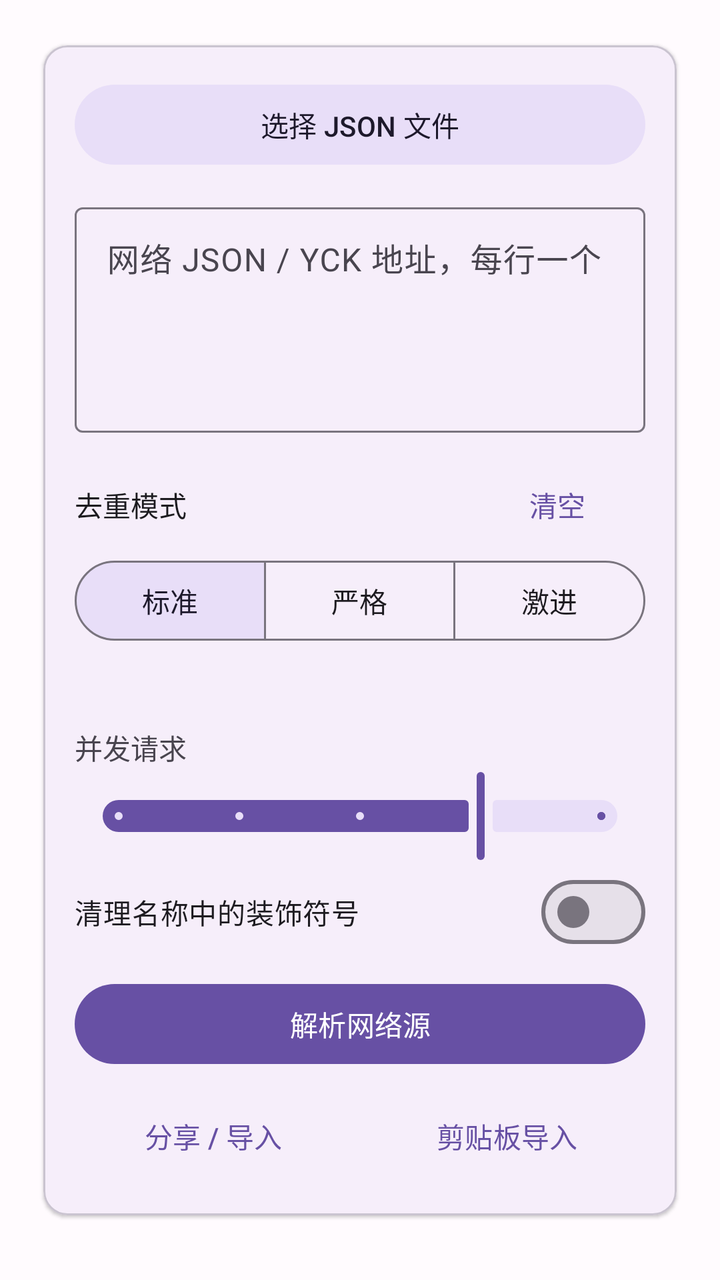
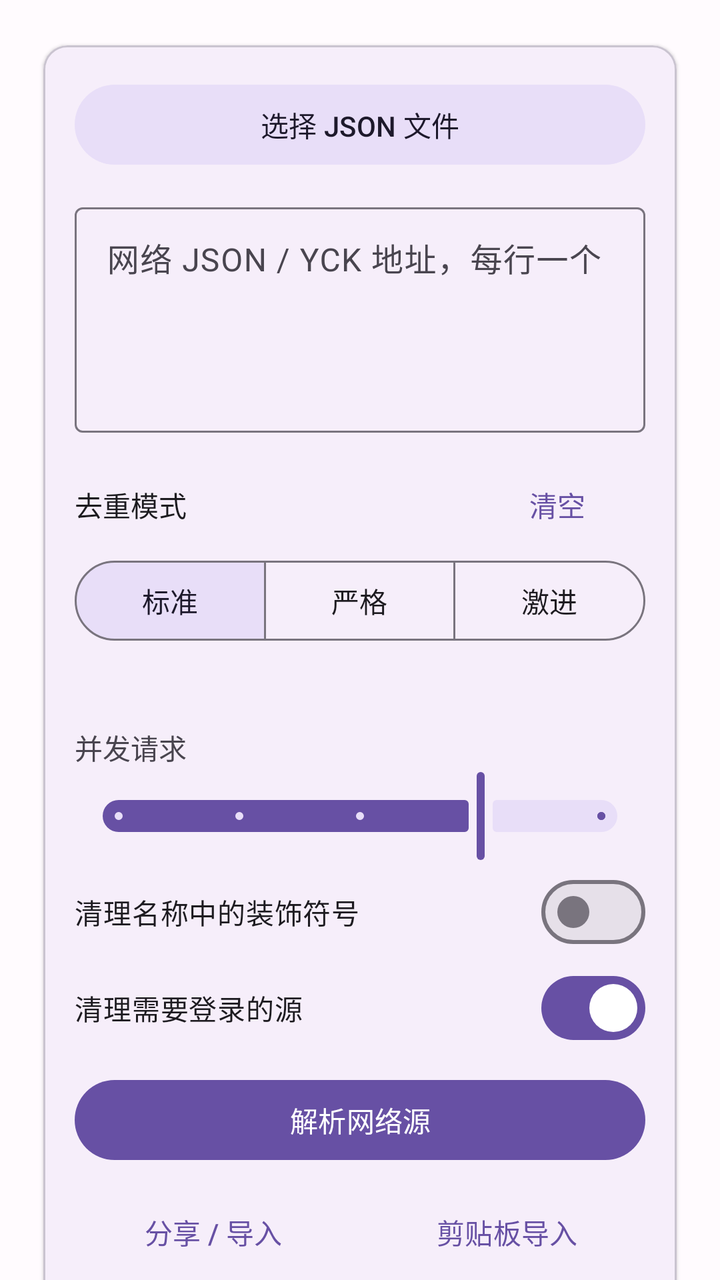

Compare the two renders of this Android layout. The source of the first and the diff that turns it into the second are given below.
<!-- AndroidManifest.xml: application theme Theme.YueduDedupe -->
<!-- res/layout/page_dedupe.xml -->
<?xml version="1.0" encoding="utf-8"?>
<androidx.core.widget.NestedScrollView xmlns:android="http://schemas.android.com/apk/res/android"
    xmlns:app="http://schemas.android.com/apk/res-auto"
    android:layout_width="match_parent"
    android:layout_height="match_parent"
    android:fillViewport="true">

    <LinearLayout
        android:layout_width="match_parent"
        android:layout_height="wrap_content"
        android:orientation="vertical"
        android:padding="16dp">

        <com.google.android.material.card.MaterialCardView
            android:layout_width="match_parent"
            android:layout_height="wrap_content"
            app:cardElevation="1dp"
            app:cardUseCompatPadding="true">

            <LinearLayout
                android:layout_width="match_parent"
                android:layout_height="wrap_content"
                android:orientation="vertical"
                android:padding="16dp">

                <com.google.android.material.button.MaterialButton
                    android:id="@+id/btnChooseJson"
                    style="@style/Widget.Material3.Button.TonalButton"
                    android:layout_width="match_parent"
                    android:layout_height="wrap_content"
                    android:text="@string/choose_json" />

                <TextView
                    android:id="@+id/tvLocalStatus"
                    android:layout_width="match_parent"
                    android:layout_height="wrap_content"
                    android:layout_marginTop="8dp"
                    android:textColor="@color/md_theme_success"
                    android:visibility="gone" />

                <com.google.android.material.button.MaterialButton
                    android:id="@+id/btnUrlHistory"
                    style="@style/Widget.Material3.Button.TextButton"
                    android:layout_width="wrap_content"
                    android:layout_height="wrap_content"
                    android:layout_gravity="end"
                    android:layout_marginTop="4dp"
                    android:text="历史地址"
                    android:visibility="gone" />

                <com.google.android.material.textfield.TextInputLayout
                    android:layout_width="match_parent"
                    android:layout_height="wrap_content"
                    android:layout_marginTop="12dp"
                    android:hint="网络 JSON / YCK 地址，每行一个">

                    <com.google.android.material.textfield.TextInputEditText
                        android:id="@+id/etUrls"
                        android:layout_width="match_parent"
                        android:layout_height="wrap_content"
                        android:gravity="top"
                        android:minLines="4"
                        android:inputType="textMultiLine" />
                </com.google.android.material.textfield.TextInputLayout>

                <LinearLayout
                    android:layout_width="match_parent"
                    android:layout_height="wrap_content"
                    android:layout_marginTop="12dp"
                    android:gravity="center_vertical"
                    android:orientation="horizontal">

                    <TextView
                        android:layout_width="0dp"
                        android:layout_height="wrap_content"
                        android:layout_weight="1"
                        android:text="去重模式"
                        android:textColor="@color/md_theme_on_surface" />

                    <com.google.android.material.button.MaterialButton
                        android:id="@+id/btnClear"
                        style="@style/Widget.Material3.Button.TextButton"
                        android:layout_width="wrap_content"
                        android:layout_height="wrap_content"
                        android:text="@string/clear_all" />
                </LinearLayout>

                <com.google.android.material.button.MaterialButtonToggleGroup
                    android:id="@+id/modeGroup"
                    android:layout_width="match_parent"
                    android:layout_height="wrap_content"
                    app:checkedButton="@+id/modeStandard"
                    app:selectionRequired="true"
                    app:singleSelection="true">

                    <com.google.android.material.button.MaterialButton
                        android:id="@+id/modeStandard"
                        style="@style/Widget.Material3.Button.OutlinedButton"
                        android:layout_width="0dp"
                        android:layout_height="wrap_content"
                        android:layout_weight="1"
                        android:text="标准" />

                    <com.google.android.material.button.MaterialButton
                        android:id="@+id/modeStrict"
                        style="@style/Widget.Material3.Button.OutlinedButton"
                        android:layout_width="0dp"
                        android:layout_height="wrap_content"
                        android:layout_weight="1"
                        android:text="严格" />

                    <com.google.android.material.button.MaterialButton
                        android:id="@+id/modeAggressive"
                        style="@style/Widget.Material3.Button.OutlinedButton"
                        android:layout_width="0dp"
                        android:layout_height="wrap_content"
                        android:layout_weight="1"
                        android:text="激进" />
                </com.google.android.material.button.MaterialButtonToggleGroup>

                <TextView
                    android:id="@+id/tvModeDesc"
                    android:layout_width="match_parent"
                    android:layout_height="wrap_content"
                    android:layout_marginTop="8dp"
                    android:textColor="@color/md_theme_outline" />

                <TextView
                    android:layout_width="match_parent"
                    android:layout_height="wrap_content"
                    android:layout_marginTop="12dp"
                    android:text="并发请求" />

                <com.google.android.material.slider.Slider
                    android:id="@+id/sliderConcurrency"
                    android:layout_width="match_parent"
                    android:layout_height="wrap_content"
                    android:valueFrom="1"
                    android:valueTo="5"
                    android:stepSize="1"
                    android:value="4" />

                <com.google.android.material.materialswitch.MaterialSwitch
                    android:id="@+id/switchCleanNames"
                    android:layout_width="match_parent"
                    android:layout_height="wrap_content"
                    android:text="清理名称中的装饰符号" />

                <com.google.android.material.button.MaterialButton
                    android:id="@+id/btnParse"
                    android:layout_width="match_parent"
                    android:layout_height="wrap_content"
                    android:layout_marginTop="8dp"
                    android:text="@string/parse_network" />

                <LinearLayout
                    android:id="@+id/rowShareImport"
                    android:layout_width="match_parent"
                    android:layout_height="wrap_content"
                    android:layout_marginTop="8dp"
                    android:orientation="horizontal">

                    <com.google.android.material.button.MaterialButton
                        android:id="@+id/btnShare"
                        style="@style/Widget.Material3.Button.TextButton"
                        android:layout_width="0dp"
                        android:layout_height="wrap_content"
                        android:layout_weight="1"
                        android:layout_marginEnd="4dp"
                        android:text="分享 / 导入" />

                    <com.google.android.material.button.MaterialButton
                        android:id="@+id/btnPasteImport"
                        style="@style/Widget.Material3.Button.TextButton"
                        android:layout_width="0dp"
                        android:layout_height="wrap_content"
                        android:layout_weight="1"
                        android:layout_marginStart="4dp"
                        android:text="剪贴板导入" />
                </LinearLayout>
            </LinearLayout>
        </com.google.android.material.card.MaterialCardView>

        <com.google.android.material.card.MaterialCardView
            android:id="@+id/cardRunning"
            android:layout_width="match_parent"
            android:layout_height="wrap_content"
            android:visibility="gone"
            app:cardUseCompatPadding="true">

            <LinearLayout
                android:layout_width="match_parent"
                android:layout_height="wrap_content"
                android:orientation="vertical"
                android:padding="16dp">

                <TextView
                    android:id="@+id/tvProgress"
                    android:layout_width="match_parent"
                    android:layout_height="wrap_content"
                    android:text="等待开始" />

                <com.google.android.material.progressindicator.LinearProgressIndicator
                    android:id="@+id/progressBar"
                    android:layout_width="match_parent"
                    android:layout_height="wrap_content"
                    android:layout_marginTop="8dp"
                    android:indeterminate="false"
                    app:trackThickness="6dp" />

                <TextView
                    android:id="@+id/tvStatus"
                    android:layout_width="match_parent"
                    android:layout_height="wrap_content"
                    android:layout_marginTop="8dp"
                    android:textColor="@color/md_theme_outline" />

                <com.google.android.material.button.MaterialButton
                    android:id="@+id/btnStop"
                    style="@style/Widget.Material3.Button.OutlinedButton"
                    android:layout_width="match_parent"
                    android:layout_height="wrap_content"
                    android:layout_marginTop="8dp"
                    android:text="停止" />
            </LinearLayout>
        </com.google.android.material.card.MaterialCardView>

        <com.google.android.material.card.MaterialCardView
            android:id="@+id/cardResult"
            android:layout_width="match_parent"
            android:layout_height="wrap_content"
            android:visibility="gone"
            app:cardUseCompatPadding="true">

            <LinearLayout
                android:layout_width="match_parent"
                android:layout_height="wrap_content"
                android:orientation="vertical"
                android:padding="16dp">

                <TextView
                    android:id="@+id/tvStats"
                    android:layout_width="match_parent"
                    android:layout_height="wrap_content"
                    android:fontFamily="sans-serif-medium"
                    android:textColor="@color/ledger_ink"
                    android:textSize="16sp" />

                <LinearLayout
                    android:id="@+id/rowDedupeTiles"
                    android:layout_width="match_parent"
                    android:layout_height="wrap_content"
                    android:layout_marginTop="10dp"
                    android:orientation="horizontal">

                    <include
                        android:id="@+id/tileOriginal"
                        layout="@layout/item_stat_tile"
                        android:layout_width="0dp"
                        android:layout_height="wrap_content"
                        android:layout_margin="4dp"
                        android:layout_weight="1" />

                    <include
                        android:id="@+id/tileDup"
                        layout="@layout/item_stat_tile"
                        android:layout_width="0dp"
                        android:layout_height="wrap_content"
                        android:layout_margin="4dp"
                        android:layout_weight="1" />

                    <include
                        android:id="@+id/tileKept"
                        layout="@layout/item_stat_tile"
                        android:layout_width="0dp"
                        android:layout_height="wrap_content"
                        android:layout_margin="4dp"
                        android:layout_weight="1" />

                    <include
                        android:id="@+id/tileBad"
                        layout="@layout/item_stat_tile"
                        android:layout_width="0dp"
                        android:layout_height="wrap_content"
                        android:layout_margin="4dp"
                        android:layout_weight="1" />
                </LinearLayout>

                <TextView
                    android:id="@+id/tvCheckStats"
                    android:layout_width="match_parent"
                    android:layout_height="wrap_content"
                    android:layout_marginTop="12dp"
                    android:fontFamily="sans-serif-medium"
                    android:text="@string/check_result_title"
                    android:textColor="@color/ledger_ink"
                    android:textSize="13sp"
                    android:visibility="gone" />

                <com.google.android.material.textfield.TextInputLayout
                    android:id="@+id/tilCheckSearch"
                    style="@style/Widget.Material3.TextInputLayout.FilledBox"
                    android:layout_width="match_parent"
                    android:layout_height="wrap_content"
                    android:layout_marginTop="8dp"
                    android:hint="搜索名称或URL"
                    android:visibility="gone"
                    app:boxBackgroundMode="filled"
                    app:endIconMode="clear_text">

                    <com.google.android.material.textfield.TextInputEditText
                        android:id="@+id/etCheckSearch"
                        android:layout_width="match_parent"
                        android:layout_height="wrap_content"
                        android:importantForAutofill="no"
                        android:inputType="text"
                        android:maxLines="1" />
                </com.google.android.material.textfield.TextInputLayout>

                <LinearLayout
                    android:id="@+id/rowCheckTiles"
                    android:layout_width="match_parent"
                    android:layout_height="wrap_content"
                    android:layout_marginTop="4dp"
                    android:orientation="horizontal"
                    android:visibility="gone">

                    <include
                        android:id="@+id/tileOk"
                        layout="@layout/item_stat_tile"
                        android:layout_width="0dp"
                        android:layout_height="wrap_content"
                        android:layout_margin="4dp"
                        android:layout_weight="1" />

                    <include
                        android:id="@+id/tileFail"
                        layout="@layout/item_stat_tile"
                        android:layout_width="0dp"
                        android:layout_height="wrap_content"
                        android:layout_margin="4dp"
                        android:layout_weight="1" />

                    <include
                        android:id="@+id/tileTimeout"
                        layout="@layout/item_stat_tile"
                        android:layout_width="0dp"
                        android:layout_height="wrap_content"
                        android:layout_margin="4dp"
                        android:layout_weight="1" />
                </LinearLayout>

                <TextView
                    android:id="@+id/tvFailReasons"
                    android:layout_width="match_parent"
                    android:layout_height="wrap_content"
                    android:layout_marginTop="8dp"
                    android:textColor="@color/md_theme_error"
                    android:textSize="13sp"
                    android:visibility="gone" />

                <com.google.android.material.button.MaterialButton
                    android:id="@+id/btnCheckDetail"
                    style="@style/Widget.Material3.Button.TextButton"
                    android:layout_width="match_parent"
                    android:layout_height="wrap_content"
                    android:layout_marginTop="4dp"
                    android:text="校验明细"
                    android:visibility="gone" />

                <LinearLayout
                    android:id="@+id/boxKindExport"
                    android:layout_width="match_parent"
                    android:layout_height="wrap_content"
                    android:layout_marginTop="8dp"
                    android:orientation="vertical"
                    android:visibility="gone">

                    <TextView
                        android:layout_width="match_parent"
                        android:layout_height="wrap_content"
                        android:layout_marginTop="8dp"
                        android:fontFamily="sans-serif-medium"
                        android:text="@string/export_kinds"
                        android:textColor="@color/ledger_ink"
                        android:textSize="13sp" />

                    <include
                        android:id="@+id/rowKindNovel"
                        layout="@layout/item_kind_export" />

                    <include
                        android:id="@+id/rowKindComic"
                        layout="@layout/item_kind_export" />

                    <include
                        android:id="@+id/rowKindVideo"
                        layout="@layout/item_kind_export" />

                    <include
                        android:id="@+id/rowKindAudio"
                        layout="@layout/item_kind_export" />

                    <include
                        android:id="@+id/rowKindFile"
                        layout="@layout/item_kind_export" />

                    <TextView
                        android:id="@+id/tvExportPreview"
                        android:layout_width="match_parent"
                        android:layout_height="wrap_content"
                        android:layout_marginTop="10dp"
                        android:textColor="@color/ledger_muted"
                        android:textSize="13sp" />
                </LinearLayout>

                <com.google.android.material.button.MaterialButton
                    android:id="@+id/btnCheck"
                    style="@style/Widget.Material3.Button.TonalButton"
                    android:layout_width="match_parent"
                    android:layout_height="wrap_content"
                    android:layout_marginTop="12dp"
                    android:text="@string/check_source" />

                <com.google.android.material.materialswitch.MaterialSwitch
                    android:id="@+id/switchOnlyUsable"
                    android:layout_width="match_parent"
                    android:layout_height="wrap_content"
                    android:layout_marginTop="8dp"
                    android:text="@string/only_usable"
                    android:visibility="gone" />

                <com.google.android.material.button.MaterialButton
                    android:id="@+id/btnImport"
                    android:layout_width="match_parent"
                    android:layout_height="wrap_content"
                    android:layout_marginTop="8dp"
                    android:text="@string/import_reader" />

                <com.google.android.material.button.MaterialButton
                    android:id="@+id/btnSave"
                    style="@style/Widget.Material3.Button.OutlinedButton"
                    android:layout_width="match_parent"
                    android:layout_height="wrap_content"
                    android:layout_marginTop="8dp"
                    android:text="@string/save_json" />

                <com.google.android.material.button.MaterialButton
                    android:id="@+id/btnExport"
                    style="@style/Widget.Material3.Button.TonalButton"
                    android:layout_width="match_parent"
                    android:layout_height="wrap_content"
                    android:layout_marginTop="8dp"
                    android:text="导出 ▼"
                    android:visibility="gone" />
            </LinearLayout>
        </com.google.android.material.card.MaterialCardView>
    </LinearLayout>
</androidx.core.widget.NestedScrollView>
<!-- res/layout/item_stat_tile.xml (included above) -->
<?xml version="1.0" encoding="utf-8"?>
<com.google.android.material.card.MaterialCardView xmlns:android="http://schemas.android.com/apk/res/android"
    xmlns:app="http://schemas.android.com/apk/res-auto"
    android:layout_width="0dp"
    android:layout_height="wrap_content"
    android:layout_margin="4dp"
    android:layout_weight="1"
    app:cardBackgroundColor="@color/ledger_paper"
    app:cardCornerRadius="12dp"
    app:cardElevation="0dp"
    app:strokeColor="@color/ledger_rule"
    app:strokeWidth="1dp">

    <LinearLayout
        android:layout_width="match_parent"
        android:layout_height="wrap_content"
        android:gravity="center"
        android:orientation="vertical"
        android:paddingTop="10dp"
        android:paddingBottom="10dp">

        <TextView
            android:id="@+id/tvStatValue"
            android:layout_width="wrap_content"
            android:layout_height="wrap_content"
            android:fontFamily="sans-serif-medium"
            android:text="0"
            android:textColor="@color/ledger_ink"
            android:textSize="20sp" />

        <TextView
            android:id="@+id/tvStatLabel"
            android:layout_width="wrap_content"
            android:layout_height="wrap_content"
            android:layout_marginTop="2dp"
            android:textColor="@color/ledger_muted"
            android:textSize="11sp" />
    </LinearLayout>
</com.google.android.material.card.MaterialCardView>
<!-- res/layout/item_kind_export.xml (included above) -->
<?xml version="1.0" encoding="utf-8"?>
<com.google.android.material.card.MaterialCardView xmlns:android="http://schemas.android.com/apk/res/android"
    xmlns:app="http://schemas.android.com/apk/res-auto"
    android:layout_width="match_parent"
    android:layout_height="wrap_content"
    android:layout_marginTop="8dp"
    app:cardBackgroundColor="@color/ledger_paper"
    app:cardCornerRadius="14dp"
    app:cardElevation="0dp"
    app:strokeColor="@color/ledger_rule"
    app:strokeWidth="1dp">

    <LinearLayout
        android:layout_width="match_parent"
        android:layout_height="wrap_content"
        android:gravity="center_vertical"
        android:orientation="horizontal"
        android:paddingEnd="8dp">

        <View
            android:id="@+id/kindRail"
            android:layout_width="5dp"
            android:layout_height="match_parent"
            android:minHeight="64dp"
            android:background="@color/md_theme_primary" />

        <LinearLayout
            android:layout_width="0dp"
            android:layout_height="wrap_content"
            android:layout_weight="1"
            android:orientation="vertical"
            android:paddingStart="12dp"
            android:paddingTop="10dp"
            android:paddingEnd="8dp"
            android:paddingBottom="10dp">

            <TextView
                android:id="@+id/tvKindTitle"
                android:layout_width="match_parent"
                android:layout_height="wrap_content"
                android:fontFamily="sans-serif-medium"
                android:textColor="@color/ledger_ink"
                android:textSize="15sp" />

            <TextView
                android:id="@+id/tvKindDetail"
                android:layout_width="match_parent"
                android:layout_height="wrap_content"
                android:layout_marginTop="2dp"
                android:textColor="@color/ledger_muted"
                android:textSize="12sp" />

            <com.google.android.material.progressindicator.LinearProgressIndicator
                android:id="@+id/barKind"
                android:layout_width="match_parent"
                android:layout_height="wrap_content"
                android:layout_marginTop="8dp"
                android:max="100"
                android:progress="0"
                app:indicatorColor="@color/md_theme_primary"
                app:trackColor="@color/md_theme_surface_variant"
                app:trackThickness="5dp"
                app:trackCornerRadius="3dp" />
        </LinearLayout>

        <com.google.android.material.materialswitch.MaterialSwitch
            android:id="@+id/switchKind"
            android:layout_width="wrap_content"
            android:layout_height="wrap_content"
            android:checked="true"
            android:minWidth="48dp"
            android:minHeight="48dp" />
    </LinearLayout>
</com.google.android.material.card.MaterialCardView>
<!-- resources referenced by this layout -->
<resources>
  <color name="ledger_ink">#1C1B1F</color>
  <color name="ledger_muted">#79747E</color>
  <color name="ledger_paper">#EADDFF</color>
  <color name="ledger_rule">#E7E0EC</color>
  <color name="md_theme_error">#B3261E</color>
  <color name="md_theme_on_surface">#1C1B1F</color>
  <color name="md_theme_outline">#79747E</color>
  <color name="md_theme_primary">#6750A4</color>
  <color name="md_theme_success">#2E7D32</color>
  <color name="md_theme_surface_variant">#E7E0EC</color>
  <string name="check_result_title">校验结果</string>
  <string name="check_source">校验源是否可用</string>
  <string name="choose_json">选择 JSON 文件</string>
  <string name="clear_all">清空</string>
  <string name="export_kinds">导入 / 保存范围</string>
  <string name="import_reader">导入到阅读</string>
  <string name="only_usable">仅导出可用源</string>
  <string name="parse_network">解析网络源</string>
  <string name="save_json">保存 JSON</string>
  <style name="Theme.YueduDedupe" parent="Theme.Material3.DayNight.NoActionBar">
          <item name="colorPrimary">@color/md_theme_primary</item>
          <item name="colorOnPrimary">@color/md_theme_on_primary</item>
          <item name="colorPrimaryContainer">@color/md_theme_primary_container</item>
          <item name="colorSecondary">@color/md_theme_secondary</item>
          <item name="android:statusBarColor">@color/md_theme_surface</item>
          <item name="android:navigationBarColor">@color/md_theme_surface</item>
          <item name="android:windowLightStatusBar">true</item>
          <item name="android:windowBackground">@color/md_theme_background</item>
      </style>
  <color name="md_theme_on_primary">#FFFFFF</color>
  <color name="md_theme_primary_container">#EADDFF</color>
  <color name="md_theme_secondary">#625B71</color>
  <color name="md_theme_surface">#FFFBFE</color>
  <color name="md_theme_background">#FFFBFE</color>
</resources>

<!-- the commit's change to res/layout/page_dedupe.xml (unified diff, before → after) -->
@@ -145,6 +145,13 @@
                     android:layout_width="match_parent"
                     android:layout_height="wrap_content"
                     android:text="清理名称中的装饰符号" />
+
+                <com.google.android.material.materialswitch.MaterialSwitch
+                    android:id="@+id/switchCleanLogin"
+                    android:layout_width="match_parent"
+                    android:layout_height="wrap_content"
+                    android:checked="true"
+                    android:text="@string/clean_login" />
 
                 <com.google.android.material.button.MaterialButton
                     android:id="@+id/btnParse"
<!-- resource entries referenced after the edit -->
@@ -13,6 +13,7 @@
   <string name="check_result_title">校验结果</string>
   <string name="check_source">校验源是否可用</string>
   <string name="choose_json">选择 JSON 文件</string>
+  <string name="clean_login">清理需要登录的源</string>
   <string name="clear_all">清空</string>
   <string name="export_kinds">导入 / 保存范围</string>
   <string name="import_reader">导入到阅读</string>
